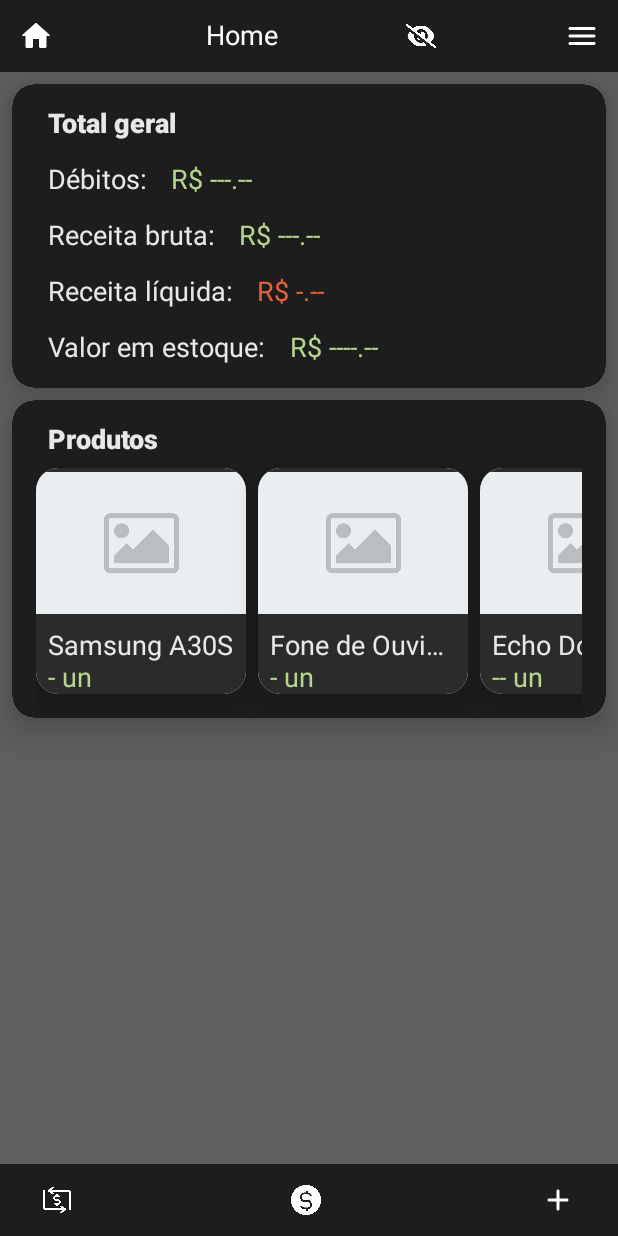
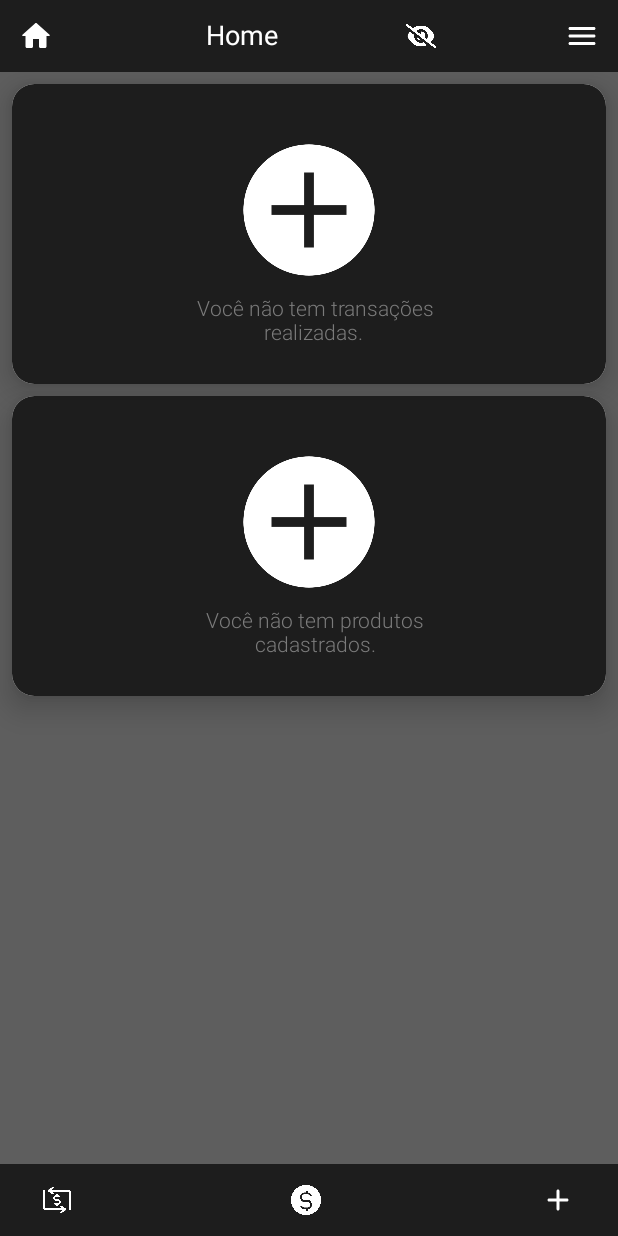
Before and after one commit to rlima20/Sale-Helper, an Android app built with Jetpack Compose: the screen it shows after launch (MainActivity), on a phone screen of 412 x 824 dp. Run offline under Robolectric (Android 15) with nearby library versions, the phone set to English and light mode, and no system bars; our stand-ins replace Room's generated code; pictures from the network do not load.

Commit message:
Empty State

```diff
--- /dev/null
+++ b/app/src/main/java/com/example/mystore/ui/components/commons/EmptyStateSectionComponent.kt
@@ -0,0 +1,97 @@
+package com.example.mystore.ui.components.commons
+
+import androidx.compose.foundation.Image
+import androidx.compose.foundation.background
+import androidx.compose.foundation.clickable
+import androidx.compose.foundation.layout.Box
+import androidx.compose.foundation.layout.Column
+import androidx.compose.foundation.layout.fillMaxWidth
+import androidx.compose.foundation.layout.padding
+import androidx.compose.foundation.layout.size
+import androidx.compose.foundation.shape.RoundedCornerShape
+import androidx.compose.material.Surface
+import androidx.compose.material.Text
+import androidx.compose.runtime.Composable
+import androidx.compose.ui.Alignment
+import androidx.compose.ui.Modifier
+import androidx.compose.ui.graphics.painter.Painter
+import androidx.compose.ui.layout.ContentScale
+import androidx.compose.ui.res.colorResource
+import androidx.compose.ui.res.painterResource
+import androidx.compose.ui.res.stringResource
+import androidx.compose.ui.text.font.FontWeight
+import androidx.compose.ui.text.style.TextAlign
+import androidx.compose.ui.tooling.preview.Preview
+import androidx.compose.ui.unit.dp
+import androidx.compose.ui.unit.sp
+import com.example.mystore.R
+
+@Composable
+fun EmptyStateSectionComponent(
+    title: String,
+    painter: Painter,
+    onImageClick: () -> Unit = {},
+) {
+    Surface(
+        modifier = Modifier
+            .padding(top = 8.dp, start = 8.dp, end = 8.dp)
+            .fillMaxWidth(),
+        shape = RoundedCornerShape(15.dp),
+        elevation = 12.dp,
+    ) {
+        Box(
+            contentAlignment = Alignment.Center,
+            modifier = Modifier
+                .background(colorResource(id = R.color.color_900)),
+        ) {
+            Surface(
+                modifier = Modifier
+                    .background(color = colorResource(id = R.color.color_900)),
+                color = colorResource(id = R.color.color_900),
+            ) {
+                Box(
+                    contentAlignment = Alignment.Center,
+                    modifier = Modifier.size(200.dp),
+                ) {
+                    Column(
+                        horizontalAlignment = Alignment.CenterHorizontally,
+                    ) {
+                        Image(
+                            contentScale = ContentScale.Crop,
+                            modifier = Modifier
+                                .padding(top = 16.dp)
+                                .size(100.dp)
+                                .background(color = colorResource(id = R.color.color_900))
+                                .clickable(onClick = onImageClick),
+                            painter = painter,
+                            contentDescription = null,
+                        )
+                        Text(
+                            modifier = Modifier
+                                .padding(
+                                    start = 16.dp,
+                                    top = 8.dp,
+                                    bottom = 8.dp,
+                                    end = 8.dp,
+                                ),
+                            fontWeight = FontWeight.Light,
+                            fontSize = 14.sp,
+                            textAlign = TextAlign.Center,
+                            color = colorResource(id = R.color.color_300),
+                            text = title,
+                        )
+                    }
+                }
+            }
+        }
+    }
+}
+
+@Preview
+@Composable
+fun EmptyStateComponentPreview() {
+    EmptyStateSectionComponent(
+        title = stringResource(R.string.my_store_no_transactions_done),
+        painter = painterResource(id = R.drawable.my_store_plus_icon),
+    )
+}
--- a/app/src/main/java/com/example/mystore/ui/components/commons/ProductCarouselComponent.kt
+++ b/app/src/main/java/com/example/mystore/ui/components/commons/ProductCarouselComponent.kt
@@ -19,6 +19,7 @@ import com.example.mystore.model.Product
 
 @Composable
 fun ProductCarouselComponent(
+    listOfProductsLocal: List<Product>,
     shouldItemBeVisible: Boolean,
     onImageRequestState: (state: States) -> Unit,
     onClick: (product: Product) -> Unit,
--- a/app/src/main/java/com/example/mystore/ui/components/commons/TextCurrencyComponent.kt
+++ b/app/src/main/java/com/example/mystore/ui/components/commons/TextCurrencyComponent.kt
@@ -6,6 +6,7 @@ import androidx.compose.material.Text
 import androidx.compose.runtime.Composable
 import androidx.compose.ui.Modifier
 import androidx.compose.ui.res.colorResource
+import androidx.compose.ui.text.style.TextOverflow
 import androidx.compose.ui.unit.dp
 import androidx.compose.ui.unit.sp
 import com.example.mystore.R
@@ -13,6 +14,7 @@ import com.example.mystore.Type
 import com.example.mystore.setTextColor
 import com.example.mystore.toCurrency
 import com.example.mystore.toUnity
+import com.example.mystore.ui.components.screens.limitTo
 
 @Composable
 internal fun TextCurrencyComponent(
@@ -34,7 +36,9 @@ internal fun TextCurrencyComponent(
                 setTextColor(value.toDouble())
             },
         ),
-        text = setUnit(type, value, shouldItemBeVisible),
+        text = setUnit(type, value, shouldItemBeVisible).limitTo(14),
+        overflow = TextOverflow.Ellipsis,
+        maxLines = 1,
     )
 }
 
--- a/app/src/main/java/com/example/mystore/ui/components/screens/HomeScreen.kt
+++ b/app/src/main/java/com/example/mystore/ui/components/screens/HomeScreen.kt
@@ -3,11 +3,15 @@ package com.example.mystore.ui.components.screens
 import androidx.compose.foundation.layout.Column
 import androidx.compose.material.Text
 import androidx.compose.runtime.Composable
+import androidx.compose.ui.graphics.painter.Painter
+import androidx.compose.ui.res.painterResource
 import androidx.compose.ui.res.stringResource
 import androidx.compose.ui.tooling.preview.Preview
 import com.example.mystore.R
 import com.example.mystore.Type
+import com.example.mystore.listOfProductsLocal
 import com.example.mystore.model.Product
+import com.example.mystore.ui.components.commons.EmptyStateSectionComponent
 import com.example.mystore.ui.components.commons.ProductCarouselComponent
 import com.example.mystore.ui.components.commons.RowComponent
 import com.example.mystore.ui.components.commons.ScreenSectionComponent
@@ -20,9 +24,16 @@ fun HomeScreen(
     shouldItemBeVisible: Boolean,
     onClick: (product: Product) -> Unit = {},
     onLongClick: () -> Unit = {},
-    onDloubleClick: () -> Unit = {},
+    onDoubleClick: () -> Unit = {},
+    onEmptyStateImageClicked: () -> Unit = {},
 ) {
     Column {
+        ValidateSection(
+            // data = listOf(homeViewModel.getResume()),
+            data = listOf(),
+            emptySectionTitle = stringResource(R.string.my_store_no_transactions_done),
+            emptySectionPainter = painterResource(id = R.drawable.my_store_plus_icon),
+            section = {
                 ScreenSectionComponent(
                     title = "Total geral",
                     body = {
@@ -32,21 +43,52 @@ fun HomeScreen(
                         )
                     },
                 )
+            },
+            onEmptyStateImageClicked = { onEmptyStateImageClicked() },
+        )
 
+        ValidateSection(
+            // data = listOfProductsLocal,
+            data = listOf(),
+            emptySectionTitle = stringResource(R.string.my_store_no_products),
+            emptySectionPainter = painterResource(id = R.drawable.my_store_plus_icon),
+            section = {
                 ScreenSectionComponent(
                     title = "Produtos",
                     body = {
                         ProductCarouselComponent(
+                            listOfProductsLocal = listOfProductsLocal,
                             shouldItemBeVisible = shouldItemBeVisible,
                             onImageRequestState = { state ->
                                 homeViewModel.setImageRequestState(state)
                             },
                             onClick = { onClick(it) },
                             onLongClick = { onLongClick() },
-                    onDoubleClick = { onDloubleClick() },
+                            onDoubleClick = { onDoubleClick() },
                         )
                     },
                 )
+            },
+        )
+    }
+}
+
+@Composable
+fun ValidateSection(
+    data: List<Any>,
+    emptySectionTitle: String,
+    emptySectionPainter: Painter,
+    section: @Composable () -> Unit,
+    onEmptyStateImageClicked: () -> Unit = {},
+) {
+    if (data.isEmpty()) {
+        EmptyStateSectionComponent(
+            title = emptySectionTitle,
+            painter = emptySectionPainter,
+            onImageClick = { onEmptyStateImageClicked() },
+        )
+    } else {
+        section()
     }
 }
 
--- a/app/src/main/java/com/example/mystore/ui/navigation/MyStoreNavHost.kt
+++ b/app/src/main/java/com/example/mystore/ui/navigation/MyStoreNavHost.kt
@@ -36,7 +36,13 @@ fun MyStoreNavHost(
                 shouldItemBeVisible = shouldItemBeVisible,
                 onClick = { onClick(it) },
                 onLongClick = { onLongClick() },
-                onDloubleClick = { onDloubleClick() },
+                onDoubleClick = { onDloubleClick() },
+                onEmptyStateImageClicked = {
+                    // todo - Aqui eu não posso navegar para um lugar só. Eu preciso achar um
+                    //  jeito de navegar para telas diferentes, dependendo de qual emptyState foi
+                    //  clicado.
+                    navController.navigateSingleTopTo(RegisterProductScreen.route)
+                },
             )
         }
         composable(route = RegisterProductScreen.route) {
--- a/app/src/main/res/values/strings.xml
+++ b/app/src/main/res/values/strings.xml
@@ -15,6 +15,7 @@
     <string name="my_store_date">Data: </string>
     <string name="my_store_quantity">Quantidade: </string>
     <string name="my_store_amount">Montante: </string>
+    <string name="my_store_sale_value">Valor da venda: </string>
     <string name="my_store_total">Total</string>
     <string name="my_store_overall_total">Total geral</string>
     <string name="my_store_transactions">Transações</string>
@@ -29,4 +30,6 @@
     <string name="my_store_product_update">Alteração de produto</string>
     <string name="my_store_description">Descrição</string>
     <string name="my_store_name">Nome</string>
+    <string name="my_store_no_transactions_done">"Você não tem transações realizadas. "</string>
+    <string name="my_store_no_products">"Você não tem produtos cadastrados. </string>
 </resources>
```
Also changed, not shown: app/src/main/java/com/example/mystore/ui/components/screens/ConsolidatedPositionScreen.kt (+20 -2 lines), app/src/main/res/drawable/empty_state.png (added), app/src/main/res/drawable/my_store_plus_icon.png (added). Lines whose indentation alone changed are shown as unchanged.
